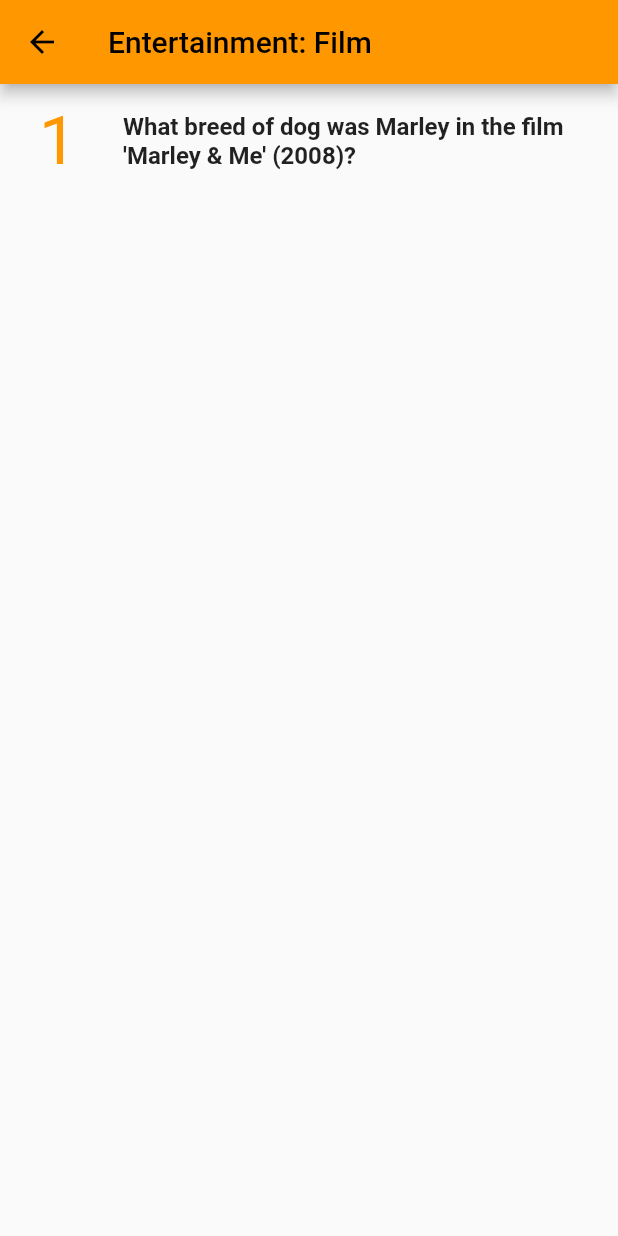
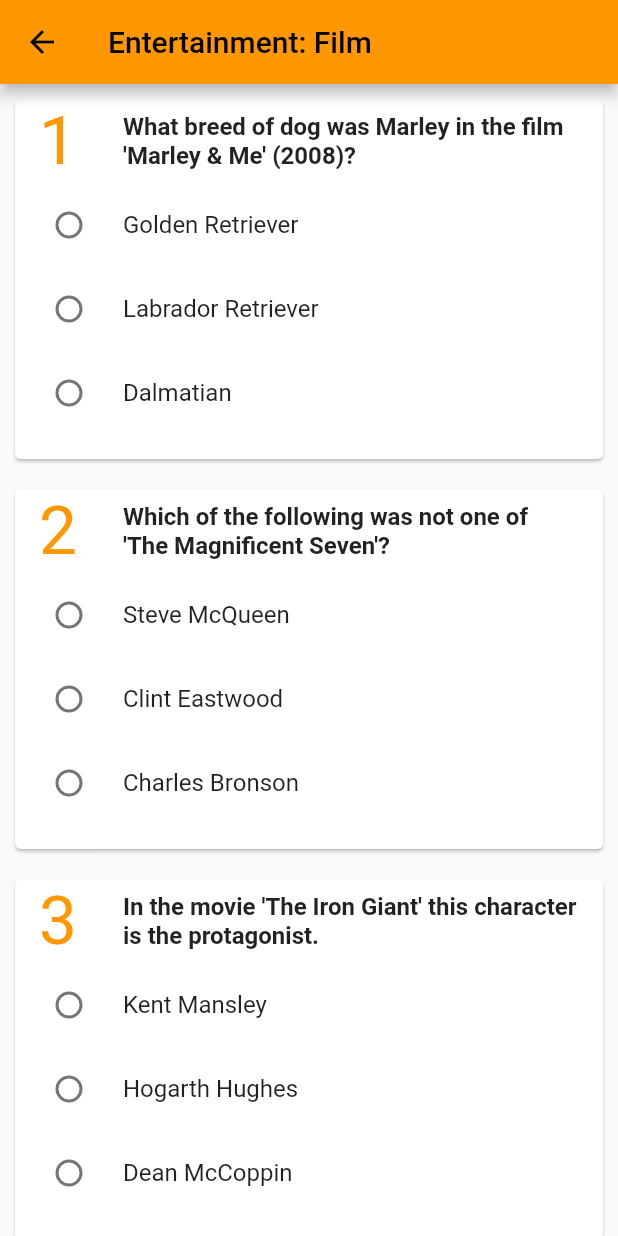
Before and after one commit to jatorresdev/assemblyf_quizz, a Flutter app: the screen it shows after launch, after a tap on "Entertainment: Film", on a phone screen of 412 x 824 dp. Run offline on Flutter 3.47's test engine with Material 2 defaults, Android fonts, the phone set to English and light mode, and no system bars.

Commit message:
feat: add radio buttons for answers of the questions

```diff
--- a/lib/data/questions.dart
+++ b/lib/data/questions.dart
@@ -7,6 +7,16 @@ List<Map<String, dynamic>> questions = [
     "incorrect_answers": [
       "Fred",
       "Jafar",
+    ]
+  },
+  {
+    "quizz_id": 3,
+    "difficulty": "medium",
+    "title": "What character is NOT apart of the Grand Theft Auto series?",
+    "correct_answer": "Michael Cardenas",
+    "incorrect_answers": [
+      "Packie McReary",
+      "Tommy Vercetti",
     ]
   },
   {
@@ -20,13 +30,85 @@ List<Map<String, dynamic>> questions = [
     ]
   },
   {
-    "quizz_id": 3,
-    "difficulty": "medium",
-    "title": "What character is NOT apart of the Grand Theft Auto series?",
-    "correct_answer": "Michael Cardenas",
+    "quizz_id": 1,
+    "difficulty": "easy",
+    "title": "Which of the following was not one of 'The Magnificent Seven'?",
+    "correct_answer": "Clint Eastwood",
     "incorrect_answers": [
-      "Packie McReary",
-      "Tommy Vercetti",
+      "Steve McQueen",
+      "Charles Bronson",
     ]
   },
+  {
+    "quizz_id": 1,
+    "difficulty": "medium",
+    "title": "In the movie 'The Iron Giant' this character is the protagonist.",
+    "correct_answer": "Hogarth Hughes",
+    "incorrect_answers": [
+      "Kent Mansley",
+      "Dean McCoppin",
+    ]
+  },
+  {
+    "quizz_id": 1,
+    "difficulty": "easy",
+    "title": "Who played the female lead in the 1933 film 'King Kong'?",
+    "correct_answer": "Fay Wray",
+    "incorrect_answers": [
+      "Jean Harlow",
+      "Vivien Leigh",
+    ]
+  },
+  {
+    "quizz_id": 1,
+    "difficulty": "easy",
+    "title":
+        "Which actress danced the twist with John Travolta in 'Pulp Fiction'?",
+    "correct_answer": "Uma Thurman",
+    "incorrect_answers": [
+      "Kathy Griffin",
+      "Pam Grier",
+    ]
+  },
+  {
+    "quizz_id": 1,
+    "difficulty": "easy",
+    "title": "What was the title of the first Bond movie, released in 1962?",
+    "correct_answer": "Dr. No",
+    "incorrect_answers": [
+      "From Russia with Love",
+      "Goldfinger",
+    ]
+  },
+  {
+    "quizz_id": 1,
+    "difficulty": "medium",
+    "title": "In what year was the movie 'Police Academy' released?",
+    "correct_answer": "1984",
+    "incorrect_answers": [
+      "1986",
+      "1985",
+    ]
+  },
+  {
+    "quizz_id": 1,
+    "difficulty": "medium",
+    "title":
+        "Which former Star Trek actor directed Three Men and a Baby (1987)?",
+    "correct_answer": "Leonard Nimoy",
+    "incorrect_answers": [
+      "William Shatner",
+      "George Takei",
+    ]
+  },
+  {
+    "quizz_id": 1,
+    "difficulty": "medium",
+    "title": "Which director directed the movie 'Pans Labyrinth'?",
+    "correct_answer": "Guillermo Del Toro",
+    "incorrect_answers": [
+      "Alfonso Cuarón",
+      " Alejandro Jodorowsky",
+    ]
+  }
 ];
--- /dev/null
+++ b/lib/widgets/answers.dart
@@ -0,0 +1,52 @@
+import 'package:flutter/material.dart';
+
+class Answers extends StatefulWidget {
+  const Answers({
+    Key? key,
+    required this.incorrectAnswers,
+    required this.correctAnswer,
+  }) : super(key: key);
+
+  final List<String> incorrectAnswers;
+  final String correctAnswer;
+
+  @override
+  State<Answers> createState() => _AnswersState();
+}
+
+class _AnswersState extends State<Answers> {
+  late List<String> answers;
+  String _selectedAnswer = '';
+
+  @override
+  void initState() {
+    answers = widget.incorrectAnswers;
+
+    if (!answers.contains(widget.correctAnswer)) {
+      answers.add(widget.correctAnswer);
+      answers.shuffle();
+    }
+
+    super.initState();
+  }
+
+  @override
+  Widget build(BuildContext context) {
+    return Column(
+      children: widget.incorrectAnswers.map(
+        (answer) {
+          return RadioListTile(
+            title: Text(answer),
+            value: answer,
+            groupValue: _selectedAnswer,
+            onChanged: (newValue) {
+              setState(() {
+                _selectedAnswer = newValue.toString();
+              });
+            },
+          );
+        },
+      ).toList(),
+    );
+  }
+}
--- a/lib/widgets/question_card.dart
+++ b/lib/widgets/question_card.dart
@@ -1,4 +1,5 @@
 import 'package:flutter/material.dart';
+import 'package:assemblyf_quizz/widgets/answers.dart';
 import 'package:assemblyf_quizz/models/question.dart';
 
 class QuestionCard extends StatelessWidget {
@@ -13,12 +14,16 @@ class QuestionCard extends StatelessWidget {
 
   @override
   Widget build(BuildContext context) {
-    return Container(
+    return SizedBox(
+      height: 260,
+      child: Card(
         margin: const EdgeInsets.symmetric(
           horizontal: 10,
           vertical: 10,
         ),
-      child: ListTile(
+        child: Column(
+          children: [
+            ListTile(
               leading: Text(
                 index.toString(),
                 style: Theme.of(context)
@@ -35,6 +40,13 @@ class QuestionCard extends StatelessWidget {
                 ),
               ),
             ),
+            Answers(
+              correctAnswer: question.correctAnswer,
+              incorrectAnswers: question.incorrectAnswers,
+            ),
+          ],
+        ),
+      ),
     );
   }
 }
```
Lines whose indentation alone changed are shown as unchanged.
